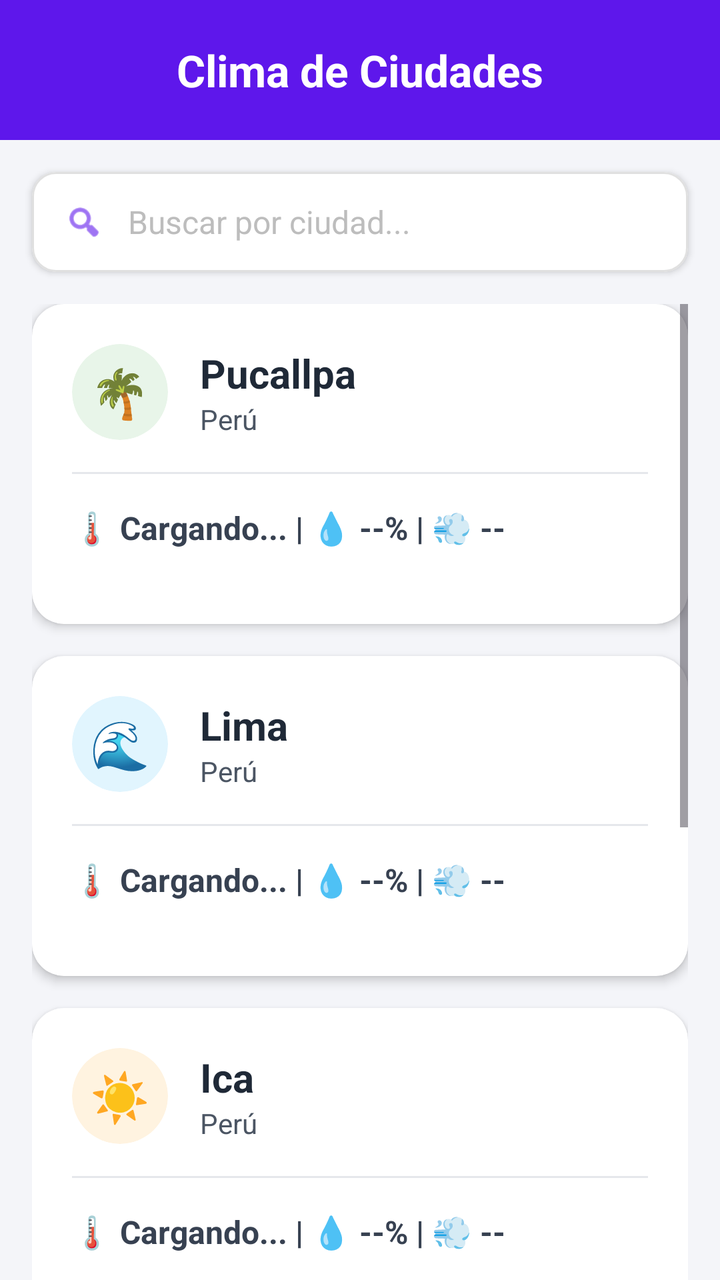
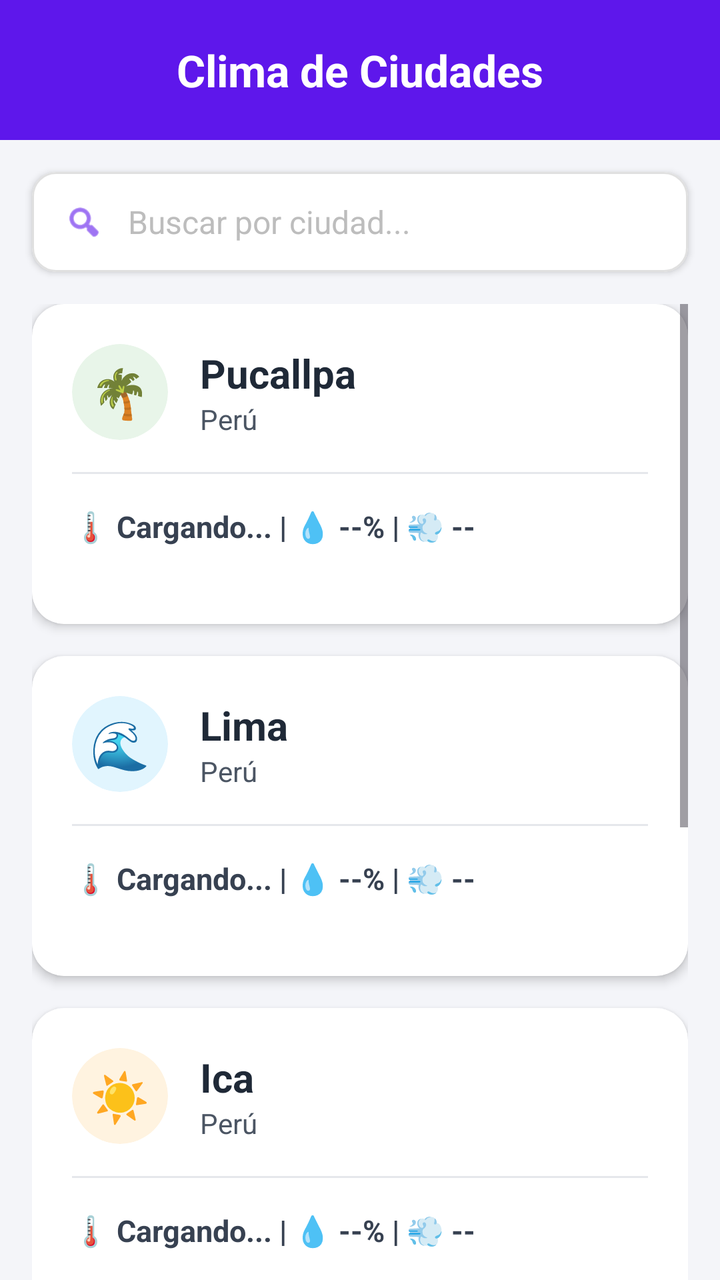

Two renders of the same Android screen: before a commit and after it. Below are the layout's source before the change and the commit's diff.
<!-- AndroidManifest.xml: application theme Theme.Mi_clima -->
<!-- res/layout/activity_main.xml -->
<?xml version="1.0" encoding="utf-8"?>
<LinearLayout xmlns:android="http://schemas.android.com/apk/res/android"
    xmlns:app="http://schemas.android.com/apk/res-auto"
    android:layout_width="match_parent"
    android:layout_height="match_parent"
    android:orientation="vertical"
    android:background="#F4F5F9">

    
    <LinearLayout
        android:layout_width="match_parent"
        android:layout_height="70dp"
        android:background="#5E17EB"
        android:gravity="center"
        android:orientation="horizontal">
        <TextView
            android:layout_width="wrap_content"
            android:layout_height="wrap_content"
            android:text="Clima de Ciudades"
            android:textColor="#FFFFFF"
            android:textSize="22sp"
            android:textStyle="bold" />
    </LinearLayout>

    
    <com.google.android.material.card.MaterialCardView
        android:layout_width="match_parent"
        android:layout_height="50dp"
        android:layout_margin="16dp"
        app:cardBackgroundColor="#FFFFFF"
        app:cardCornerRadius="12dp"
        app:cardElevation="2dp"
        app:strokeWidth="1dp"
        app:strokeColor="#E0E0E0">
        <LinearLayout
            android:layout_width="match_parent"
            android:layout_height="match_parent"
            android:orientation="horizontal"
            android:paddingHorizontal="16dp"
            android:gravity="center_vertical">
            <ImageView
                android:layout_width="20dp"
                android:layout_height="20dp"
                android:src="@android:drawable/ic_menu_search"
                app:tint="#5E17EB"/>
            <EditText
                android:id="@+id/etBuscar"
                android:layout_width="match_parent"
                android:layout_height="match_parent"
                android:layout_marginStart="12dp"
                android:background="@null"
                android:hint="Buscar por ciudad..."
                android:textColorHint="#BDBDBD"
                android:textColor="#1F2937"
                android:textSize="16sp"
                android:inputType="text"
                android:imeOptions="actionSearch"
                android:maxLines="1" />
        </LinearLayout>
    </com.google.android.material.card.MaterialCardView>

    
    <ScrollView
        android:layout_width="match_parent"
        android:layout_height="match_parent"
        android:clipToPadding="false"
        android:paddingHorizontal="16dp"
        android:paddingBottom="16dp">

        <LinearLayout
            android:id="@+id/listaCiudades"
            android:layout_width="match_parent"
            android:layout_height="wrap_content"
            android:orientation="vertical">

            
            
            <com.google.android.material.card.MaterialCardView
                android:id="@+id/cardBusqueda"
                android:layout_width="match_parent"
                android:layout_height="wrap_content"
                android:layout_marginBottom="16dp"
                android:visibility="gone"
                app:cardBackgroundColor="#FFFFFF"
                app:cardCornerRadius="16dp"
                app:cardElevation="3dp"
                app:strokeWidth="2dp"
                app:strokeColor="#5E17EB">

                <LinearLayout
                    android:layout_width="match_parent"
                    android:layout_height="wrap_content"
                    android:orientation="vertical"
                    android:padding="20dp"
                    android:minHeight="160dp">

                    <LinearLayout
                        android:layout_width="match_parent"
                        android:layout_height="wrap_content"
                        android:orientation="horizontal"
                        android:gravity="center_vertical">

                        <com.google.android.material.card.MaterialCardView
                            android:layout_width="48dp"
                            android:layout_height="48dp"
                            app:cardBackgroundColor="#EDE7F6"
                            app:cardCornerRadius="24dp"
                            app:cardElevation="0dp"
                            app:strokeWidth="0dp">
                            <TextView
                                android:layout_width="match_parent"
                                android:layout_height="match_parent"
                                android:gravity="center"
                                android:text="🔍"
                                android:textSize="24sp" />
                        </com.google.android.material.card.MaterialCardView>

                        <LinearLayout
                            android:layout_width="match_parent"
                            android:layout_height="wrap_content"
                            android:orientation="vertical"
                            android:layout_marginStart="16dp">
                            <TextView
                                android:id="@+id/tvNombreBusqueda"
                                android:layout_width="wrap_content"
                                android:layout_height="wrap_content"
                                android:text="Ciudad"
                                android:textColor="#1F2937"
                                android:textSize="20sp"
                                android:textStyle="bold" />
                            <TextView
                                android:id="@+id/tvPaisBusqueda"
                                android:layout_width="wrap_content"
                                android:layout_height="wrap_content"
                                android:text="—"
                                android:textColor="#4B5563"
                                android:textSize="14sp" />
                        </LinearLayout>
                    </LinearLayout>

                    <View
                        android:layout_width="match_parent"
                        android:layout_height="1dp"
                        android:background="#E5E7EB"
                        android:layout_marginTop="16dp"
                        android:layout_marginBottom="16dp"/>

                    <TextView
                        android:id="@+id/tvTempBusqueda"
                        android:layout_width="match_parent"
                        android:layout_height="wrap_content"
                        android:text="🔎 Buscando..."
                        android:textColor="#374151"
                        android:textSize="16sp"
                        android:textAlignment="center"
                        android:textStyle="bold" />
                </LinearLayout>
            </com.google.android.material.card.MaterialCardView>

            
            <com.google.android.material.card.MaterialCardView
                android:id="@+id/cardPucallpa"
                android:layout_width="match_parent"
                android:layout_height="wrap_content"
                android:layout_marginBottom="16dp"
                app:cardBackgroundColor="#FFFFFF"
                app:cardCornerRadius="16dp"
                app:cardElevation="3dp"
                app:strokeWidth="0dp">
                <LinearLayout
                    android:layout_width="match_parent"
                    android:layout_height="wrap_content"
                    android:orientation="vertical"
                    android:padding="20dp"
                    android:minHeight="160dp">
                    <LinearLayout
                        android:layout_width="match_parent"
                        android:layout_height="wrap_content"
                        android:orientation="horizontal"
                        android:gravity="center_vertical">
                        <com.google.android.material.card.MaterialCardView
                            android:layout_width="48dp"
                            android:layout_height="48dp"
                            app:cardBackgroundColor="#E8F5E9"
                            app:cardCornerRadius="24dp"
                            app:cardElevation="0dp"
                            app:strokeWidth="0dp">
                            <TextView
                                android:layout_width="match_parent"
                                android:layout_height="match_parent"
                                android:gravity="center"
                                android:text="🌴"
                                android:textSize="24sp" />
                        </com.google.android.material.card.MaterialCardView>
                        <LinearLayout
                            android:layout_width="match_parent"
                            android:layout_height="wrap_content"
                            android:orientation="vertical"
                            android:layout_marginStart="16dp">
                            <TextView
                                android:layout_width="wrap_content"
                                android:layout_height="wrap_content"
                                android:text="Pucallpa"
                                android:textColor="#1F2937"
                                android:textSize="20sp"
                                android:textStyle="bold" />
                            <TextView
                                android:layout_width="wrap_content"
                                android:layout_height="wrap_content"
                                android:text="Perú"
                                android:textColor="#4B5563"
                                android:textSize="14sp" />
                        </LinearLayout>
                    </LinearLayout>
                    <View
                        android:layout_width="match_parent"
                        android:layout_height="1dp"
                        android:background="#E5E7EB"
                        android:layout_marginTop="16dp"
                        android:layout_marginBottom="16dp"/>
                    <TextView
                        android:id="@+id/tvTempPucallpa"
                        android:layout_width="match_parent"
                        android:layout_height="wrap_content"
                        android:text="🌡️ Cargando... | 💧 --% | 💨 --"
                        android:textColor="#374151"
                        android:textSize="16sp"
                        android:textAlignment="center"
                        android:textStyle="bold" />
                </LinearLayout>
            </com.google.android.material.card.MaterialCardView>

            
            <com.google.android.material.card.MaterialCardView
                android:id="@+id/cardLima"
                android:layout_width="match_parent"
                android:layout_height="wrap_content"
                android:layout_marginBottom="16dp"
                app:cardBackgroundColor="#FFFFFF"
                app:cardCornerRadius="16dp"
                app:cardElevation="3dp"
                app:strokeWidth="0dp">
                <LinearLayout
                    android:layout_width="match_parent"
                    android:layout_height="wrap_content"
                    android:orientation="vertical"
                    android:padding="20dp"
                    android:minHeight="160dp">
                    <LinearLayout
                        android:layout_width="match_parent"
                        android:layout_height="wrap_content"
                        android:orientation="horizontal"
                        android:gravity="center_vertical">
                        <com.google.android.material.card.MaterialCardView
                            android:layout_width="48dp"
                            android:layout_height="48dp"
                            app:cardBackgroundColor="#E1F5FE"
                            app:cardCornerRadius="24dp"
                            app:cardElevation="0dp"
                            app:strokeWidth="0dp">
                            <TextView
                                android:layout_width="match_parent"
                                android:layout_height="match_parent"
                                android:gravity="center"
                                android:text="🌊"
                                android:textSize="24sp" />
                        </com.google.android.material.card.MaterialCardView>
                        <LinearLayout
                            android:layout_width="match_parent"
                            android:layout_height="wrap_content"
                            android:orientation="vertical"
                            android:layout_marginStart="16dp">
                            <TextView
                                android:layout_width="wrap_content"
                                android:layout_height="wrap_content"
                                android:text="Lima"
                                android:textColor="#1F2937"
                                android:textSize="20sp"
                                android:textStyle="bold" />
                            <TextView
                                android:layout_width="wrap_content"
                                android:layout_height="wrap_content"
                                android:text="Perú"
                                android:textColor="#4B5563"
                                android:textSize="14sp" />
                        </LinearLayout>
                    </LinearLayout>
                    <View
                        android:layout_width="match_parent"
                        android:layout_height="1dp"
                        android:background="#E5E7EB"
                        android:layout_marginTop="16dp"
                        android:layout_marginBottom="16dp"/>
                    <TextView
                        android:id="@+id/tvTempLima"
                        android:layout_width="match_parent"
                        android:layout_height="wrap_content"
                        android:text="🌡️ Cargando... | 💧 --% | 💨 --"
                        android:textColor="#374151"
                        android:textSize="16sp"
                        android:textAlignment="center"
                        android:textStyle="bold" />
                </LinearLayout>
            </com.google.android.material.card.MaterialCardView>

            
            <com.google.android.material.card.MaterialCardView
                android:id="@+id/cardIca"
                android:layout_width="match_parent"
                android:layout_height="wrap_content"
                android:layout_marginBottom="16dp"
                app:cardBackgroundColor="#FFFFFF"
                app:cardCornerRadius="16dp"
                app:cardElevation="3dp"
                app:strokeWidth="0dp">
                <LinearLayout
                    android:layout_width="match_parent"
                    android:layout_height="wrap_content"
                    android:orientation="vertical"
                    android:padding="20dp"
                    android:minHeight="160dp">
                    <LinearLayout
                        android:layout_width="match_parent"
                        android:layout_height="wrap_content"
                        android:orientation="horizontal"
                        android:gravity="center_vertical">
                        <com.google.android.material.card.MaterialCardView
                            android:layout_width="48dp"
                            android:layout_height="48dp"
                            app:cardBackgroundColor="#FFF3E0"
                            app:cardCornerRadius="24dp"
                            app:cardElevation="0dp"
                            app:strokeWidth="0dp">
                            <TextView
                                android:layout_width="match_parent"
                                android:layout_height="match_parent"
                                android:gravity="center"
                                android:text="☀️"
                                android:textSize="24sp" />
                        </com.google.android.material.card.MaterialCardView>
                        <LinearLayout
                            android:layout_width="match_parent"
                            android:layout_height="wrap_content"
                            android:orientation="vertical"
                            android:layout_marginStart="16dp">
                            <TextView
                                android:layout_width="wrap_content"
                                android:layout_height="wrap_content"
                                android:text="Ica"
                                android:textColor="#1F2937"
                                android:textSize="20sp"
                                android:textStyle="bold" />
                            <TextView
                                android:layout_width="wrap_content"
                                android:layout_height="wrap_content"
                                android:text="Perú"
                                android:textColor="#4B5563"
                                android:textSize="14sp" />
                        </LinearLayout>
                    </LinearLayout>
                    <View
                        android:layout_width="match_parent"
                        android:layout_height="1dp"
                        android:background="#E5E7EB"
                        android:layout_marginTop="16dp"
                        android:layout_marginBottom="16dp"/>
                    <TextView
                        android:id="@+id/tvTempIca"
                        android:layout_width="match_parent"
                        android:layout_height="wrap_content"
                        android:text="🌡️ Cargando... | 💧 --% | 💨 --"
                        android:textColor="#374151"
                        android:textSize="16sp"
                        android:textAlignment="center"
                        android:textStyle="bold" />
                </LinearLayout>
            </com.google.android.material.card.MaterialCardView>

            
            <com.google.android.material.card.MaterialCardView
                android:id="@+id/cardArequipa"
                android:layout_width="match_parent"
                android:layout_height="wrap_content"
                android:layout_marginBottom="16dp"
                app:cardBackgroundColor="#FFFFFF"
                app:cardCornerRadius="16dp"
                app:cardElevation="3dp"
                app:strokeWidth="0dp">
                <LinearLayout
                    android:layout_width="match_parent"
                    android:layout_height="wrap_content"
                    android:orientation="vertical"
                    android:padding="20dp"
                    android:minHeight="160dp">
                    <LinearLayout
                        android:layout_width="match_parent"
                        android:layout_height="wrap_content"
                        android:orientation="horizontal"
                        android:gravity="center_vertical">
                        <com.google.android.material.card.MaterialCardView
                            android:layout_width="48dp"
                            android:layout_height="48dp"
                            app:cardBackgroundColor="#FFEBEE"
                            app:cardCornerRadius="24dp"
                            app:cardElevation="0dp"
                            app:strokeWidth="0dp">
                            <TextView
                                android:layout_width="match_parent"
                                android:layout_height="match_parent"
                                android:gravity="center"
                                android:text="⛰️"
                                android:textSize="24sp" />
                        </com.google.android.material.card.MaterialCardView>
                        <LinearLayout
                            android:layout_width="match_parent"
                            android:layout_height="wrap_content"
                            android:orientation="vertical"
                            android:layout_marginStart="16dp">
                            <TextView
                                android:layout_width="wrap_content"
                                android:layout_height="wrap_content"
                                android:text="Arequipa"
                                android:textColor="#1F2937"
                                android:textSize="20sp"
                                android:textStyle="bold" />
                            <TextView
                                android:layout_width="wrap_content"
                                android:layout_height="wrap_content"
                                android:text="Perú"
                                android:textColor="#4B5563"
                                android:textSize="14sp" />
                        </LinearLayout>
                    </LinearLayout>
                    <View
                        android:layout_width="match_parent"
                        android:layout_height="1dp"
                        android:background="#E5E7EB"
                        android:layout_marginTop="16dp"
                        android:layout_marginBottom="16dp"/>
                    <TextView
                        android:id="@+id/tvTempArequipa"
                        android:layout_width="match_parent"
                        android:layout_height="wrap_content"
                        android:text="🌡️ Cargando... | 💧 --% | 💨 --"
                        android:textColor="#374151"
                        android:textSize="16sp"
                        android:textAlignment="center"
                        android:textStyle="bold" />
                </LinearLayout>
            </com.google.android.material.card.MaterialCardView>

            
            <com.google.android.material.card.MaterialCardView
                android:id="@+id/cardCusco"
                android:layout_width="match_parent"
                android:layout_height="wrap_content"
                android:layout_marginBottom="16dp"
                app:cardBackgroundColor="#FFFFFF"
                app:cardCornerRadius="16dp"
                app:cardElevation="3dp"
                app:strokeWidth="0dp">
                <LinearLayout
                    android:layout_width="match_parent"
                    android:layout_height="wrap_content"
                    android:orientation="vertical"
                    android:padding="20dp"
                    android:minHeight="160dp">
                    <LinearLayout
                        android:layout_width="match_parent"
                        android:layout_height="wrap_content"
                        android:orientation="horizontal"
                        android:gravity="center_vertical">
                        <com.google.android.material.card.MaterialCardView
                            android:layout_width="48dp"
                            android:layout_height="48dp"
                            app:cardBackgroundColor="#F3E5F5"
                            app:cardCornerRadius="24dp"
                            app:cardElevation="0dp"
                            app:strokeWidth="0dp">
                            <TextView
                                android:layout_width="match_parent"
                                android:layout_height="match_parent"
                                android:gravity="center"
                                android:text="🏛️"
                                android:textSize="24sp" />
                        </com.google.android.material.card.MaterialCardView>
                        <LinearLayout
                            android:layout_width="match_parent"
                            android:layout_height="wrap_content"
                            android:orientation="vertical"
                            android:layout_marginStart="16dp">
                            <TextView
                                android:layout_width="wrap_content"
                                android:layout_height="wrap_content"
                                android:text="Cusco"
                                android:textColor="#1F2937"
                                android:textSize="20sp"
                                android:textStyle="bold" />
                            <TextView
                                android:layout_width="wrap_content"
                                android:layout_height="wrap_content"
                                android:text="Perú"
                                android:textColor="#4B5563"
                                android:textSize="14sp" />
                        </LinearLayout>
                    </LinearLayout>
                    <View
                        android:layout_width="match_parent"
                        android:layout_height="1dp"
                        android:background="#E5E7EB"
                        android:layout_marginTop="16dp"
                        android:layout_marginBottom="16dp"/>
                    <TextView
                        android:id="@+id/tvTempCusco"
                        android:layout_width="match_parent"
                        android:layout_height="wrap_content"
                        android:text="🌡️ Cargando... | 💧 --% | 💨 --"
                        android:textColor="#374151"
                        android:textSize="16sp"
                        android:textAlignment="center"
                        android:textStyle="bold" />
                </LinearLayout>
            </com.google.android.material.card.MaterialCardView>

        </LinearLayout>
    </ScrollView>
</LinearLayout>
<!-- resources referenced by this layout -->
<resources>
  <style name="Theme.Mi_clima" parent="Base.Theme.Mi_clima" />
  <style name="Base.Theme.Mi_clima" parent="Theme.Material3.DayNight.NoActionBar">
          
          
      </style>
</resources>

<!-- the commit's change to res/layout/activity_main.xml (unified diff, before → after) -->
@@ -74,7 +74,6 @@
             android:orientation="vertical">
 
             
-            
             <com.google.android.material.card.MaterialCardView
                 android:id="@+id/cardBusqueda"
                 android:layout_width="match_parent"
@@ -151,9 +150,11 @@
                         android:layout_height="wrap_content"
                         android:text="🔎 Buscando..."
                         android:textColor="#374151"
-                        android:textSize="16sp"
+                        android:textSize="15sp"
                         android:textAlignment="center"
-                        android:textStyle="bold" />
+                        android:textStyle="bold"
+                        android:singleLine="true"
+                        android:ellipsize="end" />
                 </LinearLayout>
             </com.google.android.material.card.MaterialCardView>
 
@@ -167,17 +168,20 @@
                 app:cardCornerRadius="16dp"
                 app:cardElevation="3dp"
                 app:strokeWidth="0dp">
+
                 <LinearLayout
                     android:layout_width="match_parent"
                     android:layout_height="wrap_content"
                     android:orientation="vertical"
                     android:padding="20dp"
                     android:minHeight="160dp">
+
                     <LinearLayout
                         android:layout_width="match_parent"
                         android:layout_height="wrap_content"
                         android:orientation="horizontal"
                         android:gravity="center_vertical">
+
                         <com.google.android.material.card.MaterialCardView
                             android:layout_width="48dp"
                             android:layout_height="48dp"
@@ -192,6 +196,7 @@
                                 android:text="🌴"
                                 android:textSize="24sp" />
                         </com.google.android.material.card.MaterialCardView>
+
                         <LinearLayout
                             android:layout_width="match_parent"
                             android:layout_height="wrap_content"
@@ -212,21 +217,25 @@
                                 android:textSize="14sp" />
                         </LinearLayout>
                     </LinearLayout>
+
                     <View
                         android:layout_width="match_parent"
                         android:layout_height="1dp"
                         android:background="#E5E7EB"
                         android:layout_marginTop="16dp"
                         android:layout_marginBottom="16dp"/>
+
                     <TextView
                         android:id="@+id/tvTempPucallpa"
                         android:layout_width="match_parent"
                         android:layout_height="wrap_content"
                         android:text="🌡️ Cargando... | 💧 --% | 💨 --"
                         android:textColor="#374151"
-                        android:textSize="16sp"
+                        android:textSize="15sp"
                         android:textAlignment="center"
-                        android:textStyle="bold" />
+                        android:textStyle="bold"
+                        android:singleLine="true"
+                        android:ellipsize="end" />
                 </LinearLayout>
             </com.google.android.material.card.MaterialCardView>
 
@@ -240,17 +249,20 @@
                 app:cardCornerRadius="16dp"
                 app:cardElevation="3dp"
                 app:strokeWidth="0dp">
+
                 <LinearLayout
                     android:layout_width="match_parent"
                     android:layout_height="wrap_content"
                     android:orientation="vertical"
                     android:padding="20dp"
                     android:minHeight="160dp">
+
                     <LinearLayout
                         android:layout_width="match_parent"
                         android:layout_height="wrap_content"
                         android:orientation="horizontal"
                         android:gravity="center_vertical">
+
                         <com.google.android.material.card.MaterialCardView
                             android:layout_width="48dp"
                             android:layout_height="48dp"
@@ -265,6 +277,7 @@
                                 android:text="🌊"
                                 android:textSize="24sp" />
                         </com.google.android.material.card.MaterialCardView>
+
                         <LinearLayout
                             android:layout_width="match_parent"
                             android:layout_height="wrap_content"
@@ -285,21 +298,25 @@
                                 android:textSize="14sp" />
                         </LinearLayout>
                     </LinearLayout>
+
                     <View
                         android:layout_width="match_parent"
                         android:layout_height="1dp"
                         android:background="#E5E7EB"
                         android:layout_marginTop="16dp"
                         android:layout_marginBottom="16dp"/>
+
                     <TextView
                         android:id="@+id/tvTempLima"
                         android:layout_width="match_parent"
                         android:layout_height="wrap_content"
                         android:text="🌡️ Cargando... | 💧 --% | 💨 --"
                         android:textColor="#374151"
-                        android:textSize="16sp"
+                        android:textSize="15sp"
                         android:textAlignment="center"
-                        android:textStyle="bold" />
+                        android:textStyle="bold"
+                        android:singleLine="true"
+                        android:ellipsize="end" />
                 </LinearLayout>
             </com.google.android.material.card.MaterialCardView>
 
@@ -313,17 +330,20 @@
                 app:cardCornerRadius="16dp"
                 app:cardElevation="3dp"
                 app:strokeWidth="0dp">
+
                 <LinearLayout
                     android:layout_width="match_parent"
                     android:layout_height="wrap_content"
                     android:orientation="vertical"
                     android:padding="20dp"
                     android:minHeight="160dp">
+
                     <LinearLayout
                         android:layout_width="match_parent"
                         android:layout_height="wrap_content"
                         android:orientation="horizontal"
                         android:gravity="center_vertical">
+
                         <com.google.android.material.card.MaterialCardView
                             android:layout_width="48dp"
                             android:layout_height="48dp"
@@ -338,6 +358,7 @@
                                 android:text="☀️"
                                 android:textSize="24sp" />
                         </com.google.android.material.card.MaterialCardView>
+
                         <LinearLayout
                             android:layout_width="match_parent"
                             android:layout_height="wrap_content"
@@ -358,21 +379,25 @@
                                 android:textSize="14sp" />
                         </LinearLayout>
                     </LinearLayout>
+
                     <View
                         android:layout_width="match_parent"
                         android:layout_height="1dp"
                         android:background="#E5E7EB"
                         android:layout_marginTop="16dp"
                         android:layout_marginBottom="16dp"/>
+
                     <TextView
                         android:id="@+id/tvTempIca"
                         android:layout_width="match_parent"
                         android:layout_height="wrap_content"
                         android:text="🌡️ Cargando... | 💧 --% | 💨 --"
                         android:textColor="#374151"
-                        android:textSize="16sp"
+                        android:textSize="15sp"
                         android:textAlignment="center"
-                        android:textStyle="bold" />
+                        android:textStyle="bold"
+                        android:singleLine="true"
+                        android:ellipsize="end" />
                 </LinearLayout>
             </com.google.android.material.card.MaterialCardView>
 
@@ -386,17 +411,20 @@
                 app:cardCornerRadius="16dp"
                 app:cardElevation="3dp"
                 app:strokeWidth="0dp">
+
                 <LinearLayout
                     android:layout_width="match_parent"
                     android:layout_height="wrap_content"
                     android:orientation="vertical"
                     android:padding="20dp"
                     android:minHeight="160dp">
+
                     <LinearLayout
                         android:layout_width="match_parent"
                         android:layout_height="wrap_content"
                         android:orientation="horizontal"
                         android:gravity="center_vertical">
+
                         <com.google.android.material.card.MaterialCardView
                             android:layout_width="48dp"
                             android:layout_height="48dp"
@@ -411,6 +439,7 @@
                                 android:text="⛰️"
                                 android:textSize="24sp" />
                         </com.google.android.material.card.MaterialCardView>
+
                         <LinearLayout
                             android:layout_width="match_parent"
                             android:layout_height="wrap_content"
@@ -431,21 +460,25 @@
                                 android:textSize="14sp" />
                         </LinearLayout>
                     </LinearLayout>
+
                     <View
                         android:layout_width="match_parent"
                         android:layout_height="1dp"
                         android:background="#E5E7EB"
                         android:layout_marginTop="16dp"
                         android:layout_marginBottom="16dp"/>
+
                     <TextView
                         android:id="@+id/tvTempArequipa"
                         android:layout_width="match_parent"
                         android:layout_height="wrap_content"
                         android:text="🌡️ Cargando... | 💧 --% | 💨 --"
                         android:textColor="#374151"
-                        android:textSize="16sp"
+                        android:textSize="15sp"
                         android:textAlignment="center"
-                        android:textStyle="bold" />
+                        android:textStyle="bold"
+                        android:singleLine="true"
+                        android:ellipsize="end" />
                 </LinearLayout>
             </com.google.android.material.card.MaterialCardView>
 
@@ -459,17 +492,20 @@
                 app:cardCornerRadius="16dp"
                 app:cardElevation="3dp"
                 app:strokeWidth="0dp">
+
                 <LinearLayout
                     android:layout_width="match_parent"
                     android:layout_height="wrap_content"
                     android:orientation="vertical"
                     android:padding="20dp"
                     android:minHeight="160dp">
+
                     <LinearLayout
                         android:layout_width="match_parent"
                         android:layout_height="wrap_content"
                         android:orientation="horizontal"
                         android:gravity="center_vertical">
+
                         <com.google.android.material.card.MaterialCardView
                             android:layout_width="48dp"
                             android:layout_height="48dp"
@@ -484,6 +520,7 @@
                                 android:text="🏛️"
                                 android:textSize="24sp" />
                         </com.google.android.material.card.MaterialCardView>
+
                         <LinearLayout
                             android:layout_width="match_parent"
                             android:layout_height="wrap_content"
@@ -504,21 +541,25 @@
                                 android:textSize="14sp" />
                         </LinearLayout>
                     </LinearLayout>
+
                     <View
                         android:layout_width="match_parent"
                         android:layout_height="1dp"
                         android:background="#E5E7EB"
                         android:layout_marginTop="16dp"
                         android:layout_marginBottom="16dp"/>
+
                     <TextView
                         android:id="@+id/tvTempCusco"
                         android:layout_width="match_parent"
                         android:layout_height="wrap_content"
                         android:text="🌡️ Cargando... | 💧 --% | 💨 --"
                         android:textColor="#374151"
-                        android:textSize="16sp"
+                        android:textSize="15sp"
                         android:textAlignment="center"
-                        android:textStyle="bold" />
+                        android:textStyle="bold"
+                        android:singleLine="true"
+                        android:ellipsize="end" />
                 </LinearLayout>
             </com.google.android.material.card.MaterialCardView>
 
